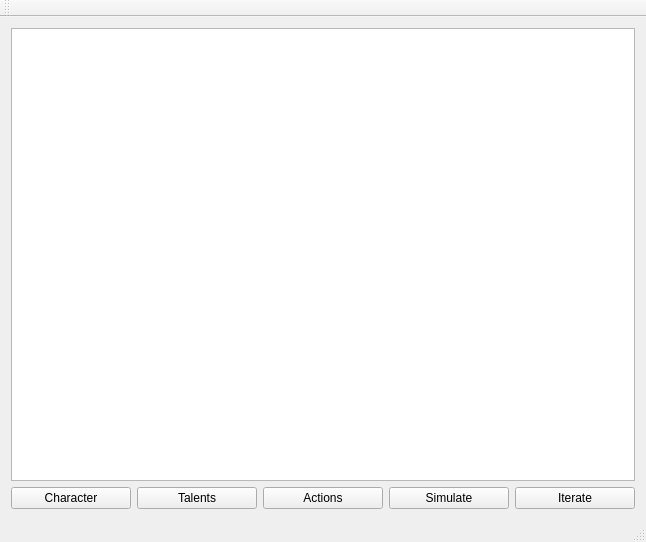
First picture: the form in MainWindow.ui, repository dairymoose/ClassicDamageSim, before the edit.
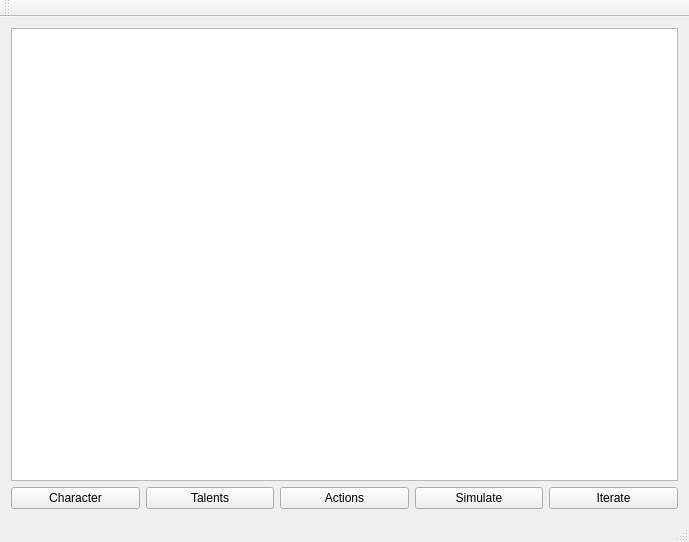
Second picture: the form after the edit.

Diff of the .ui file:
```diff
--- a/MainWindow.ui
+++ b/MainWindow.ui
@@ -6,7 +6,7 @@
    <rect>
     <x>0</x>
     <y>0</y>
-    <width>646</width>
+    <width>689</width>
     <height>542</height>
    </rect>
   </property>
```
Left out of the diff: 2 changed lines with no effect on the pictures.
